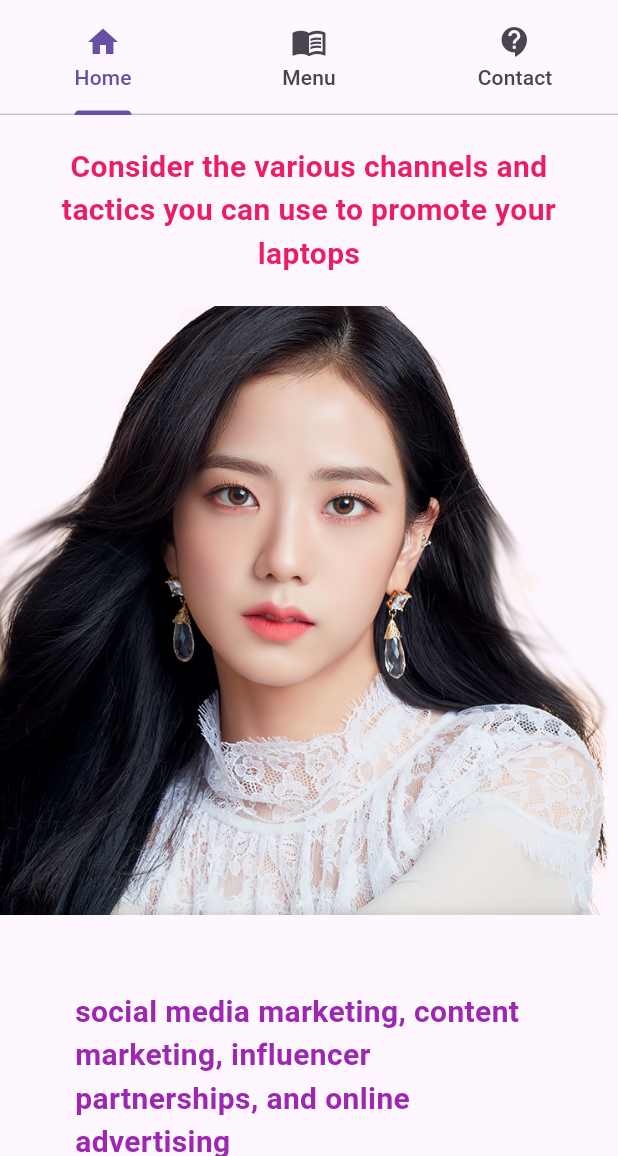
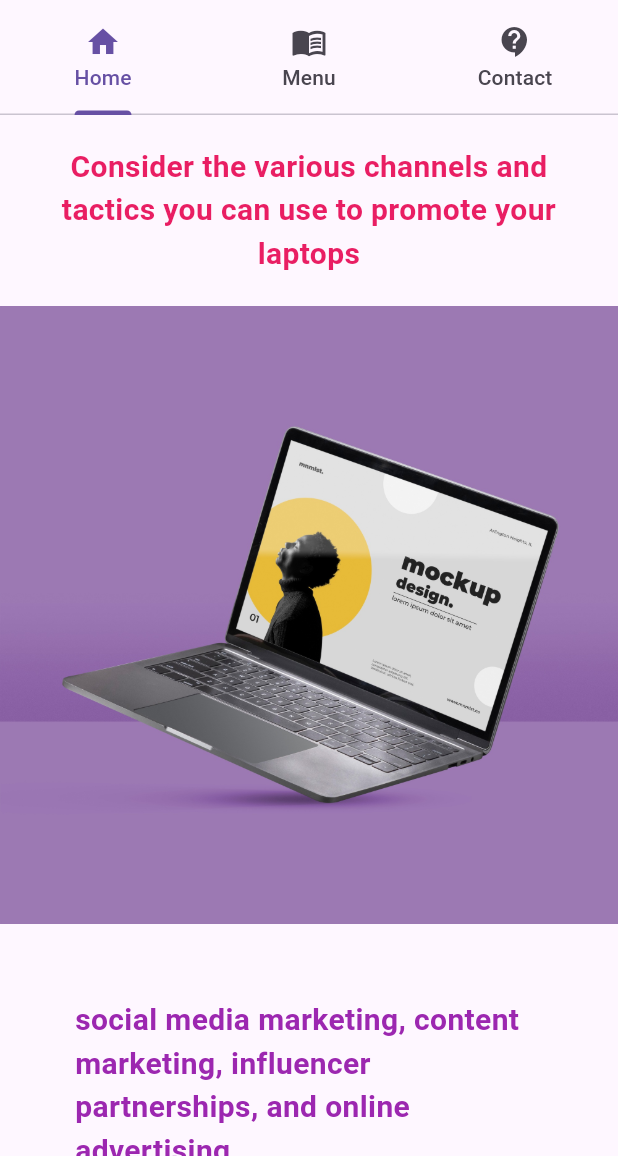
Before and after one commit to Hongina/flutter_ui, a Flutter app: the screen it shows after launch, on a phone screen of 412 x 824 dp, the part 80-1236 px from its top. Run offline on Flutter 3.47's test engine with Material 3 defaults, Android fonts, the phone set to English and light mode, and no system bars.

Commit message:
home page

```diff
--- a/lib/myhome.dart
+++ b/lib/myhome.dart
@@ -16,7 +16,7 @@
             textAlign: TextAlign.center,
           ),
         ),
-        Image.asset('assets/images/01.png'),
+        Image.asset('assets/images/12.jpg'),
         Container(
           margin: EdgeInsets.all(50.0),
           child: Text(
@@ -26,7 +26,7 @@
                   fontWeight: FontWeight.bold,
                   color: Colors.purple)),
         ),
-        Image.asset('assets/images/02.jpg'),
+        Image.asset('assets/images/13.jpg'),
         Container(
           margin: EdgeInsets.all(50.0),
           child: Text(
@@ -36,7 +36,7 @@
                   fontWeight: FontWeight.bold,
                   color: Colors.purple)),
         ),
-        Image.asset('assets/images/03.png'),
+        Image.asset('assets/images/11.jpg'),
       ],
     ));
   }
```
